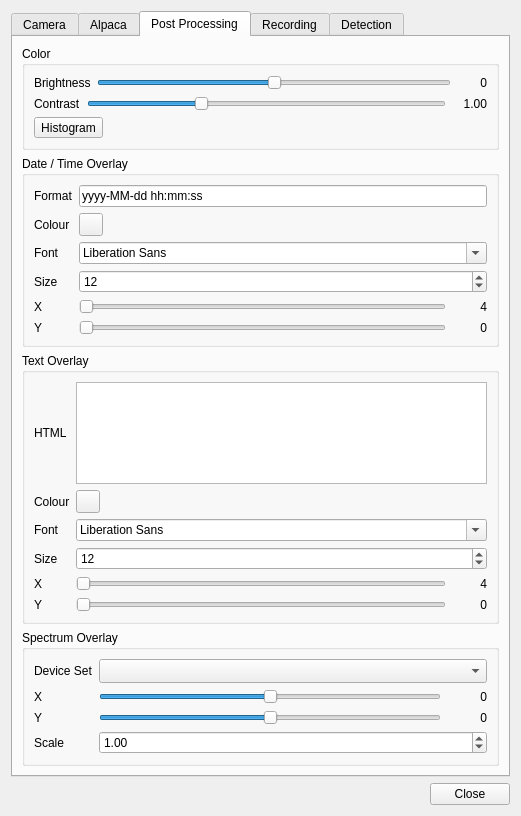
First picture: the form in plugins/feature/camera/camerasettingsdialog.ui, repository srcejon/sdrangel, before the edit.
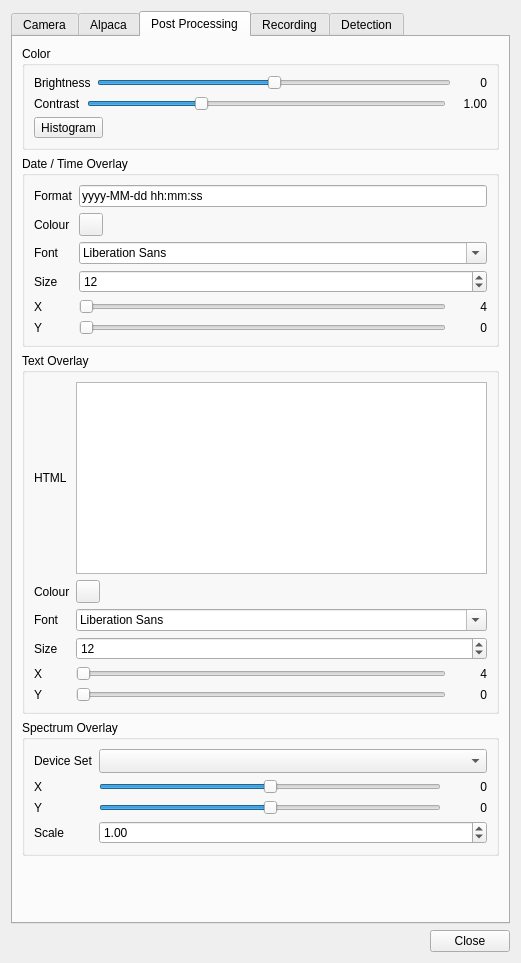
Second picture: the form after the edit. The open tabs and pages were chosen to show the change. Icons and pictures are not drawn.

Commit message: Allow user to enter HTML code.

What changed in the file:
```diff
--- a/plugins/feature/camera/camerasettingsdialog.ui
+++ b/plugins/feature/camera/camerasettingsdialog.ui
@@ -7,7 +7,7 @@
     <x>0</x>
     <y>0</y>
     <width>521</width>
-    <height>646</height>
+    <height>963</height>
    </rect>
   </property>
   <property name="windowTitle">
@@ -864,6 +864,22 @@
              <height>100</height>
             </size>
            </property>
+            <property name="toolTip">
+             <string>HTML text to render on the image</string>
+            </property>
+            <property name="layoutDirection">
+             <enum>Qt::LayoutDirection::LeftToRight</enum>
+            </property>
+            <property name="html">
+             <string>&lt;!DOCTYPE HTML PUBLIC &quot;-//W3C//DTD HTML 4.0//EN&quot; &quot;http://www.w3.org/TR/REC-html40/strict.dtd&quot;&gt;
+&lt;html&gt;&lt;head&gt;&lt;meta name=&quot;qrichtext&quot; content=&quot;1&quot; /&gt;&lt;meta charset=&quot;utf-8&quot; /&gt;&lt;style type=&quot;text/css&quot;&gt;
+p, li { white-space: pre-wrap; }
+hr { height: 1px; border-width: 0; }
+li.unchecked::marker { content: &quot;\2610&quot;; }
+li.checked::marker { content: &quot;\2612&quot;; }
+&lt;/style&gt;&lt;/head&gt;&lt;body style=&quot; font-family:'Segoe UI'; font-size:9pt; font-weight:400; font-style:normal;&quot;&gt;
+&lt;p style=&quot;-qt-paragraph-type:empty; margin-top:0px; margin-bottom:0px; margin-left:0px; margin-right:0px; -qt-block-indent:0; text-indent:0px;&quot;&gt;&lt;br /&gt;&lt;/p&gt;&lt;/body&gt;&lt;/html&gt;</string>
+            </property>
           </widget>
          </item>
          <item row="1" column="0">
```
Left out of the diff: 5 changed lines with no effect on the pictures. Lines whose indentation alone changed are shown as unchanged. The commit also changes 2 other files.
